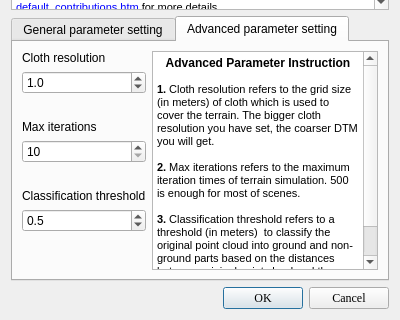
First picture: the form in plugins/qCSF/CSFDlg.ui, repository CloudCompare/CloudCompare, before the edit; both pictures show x 0 to 400 and y 200 to 520 of the 400 by 520 pixel window.
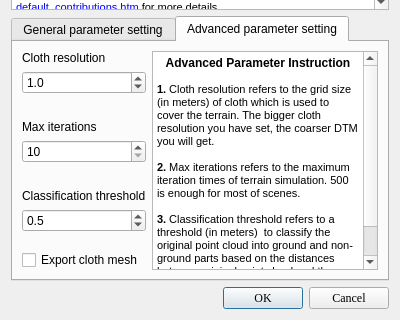
Second picture: the form after the edit. The open tabs and pages were chosen to show the change. Icons and pictures are not drawn.

Commit message: - optimization with CC's octree instead of CGAL - option to export the cloth in its final state as a mesh (for debug purposes only)

What changed in the file:
```diff
--- a/plugins/qCSF/CSFDlg.ui
+++ b/plugins/qCSF/CSFDlg.ui
@@ -330,6 +330,17 @@
            </property>
           </spacer>
          </item>
+         <item>
+          <widget class="QCheckBox" name="exportClothMeshCheckBox">
+           <property name="toolTip">
+            <string>Exports the cloth in its final state as a mesh
+(WARNING: ONLY FOR DEBUG PURPOSE - THIS IS NOT A DTM)</string>
+           </property>
+           <property name="text">
+            <string>Export cloth mesh</string>
+           </property>
+          </widget>
+         </item>
         </layout>
        </item>
        <item>
```
The commit also changes 11 other files.
